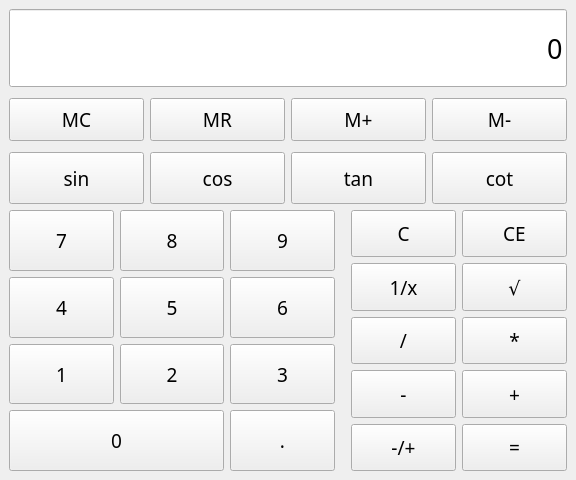
The window that mainwindow.ui (McNeelinet/QtCalculator) describes before a commit, drawn with Qt 5.
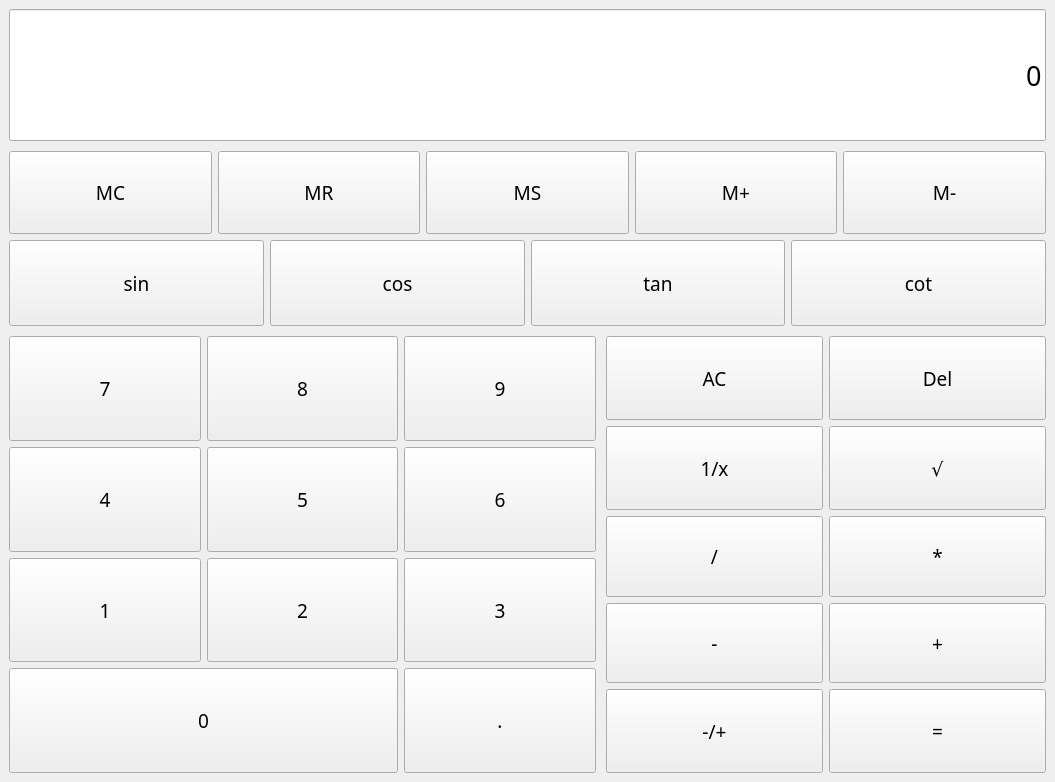
The same window after the commit.

Commit message: изменение размеров. починить унарные

```diff
--- a/mainwindow.ui
+++ b/mainwindow.ui
@@ -6,8 +6,8 @@
    <rect>
     <x>0</x>
     <y>0</y>
-    <width>576</width>
-    <height>480</height>
+    <width>1055</width>
+    <height>782</height>
    </rect>
   </property>
   <property name="sizePolicy">
@@ -29,11 +29,86 @@
    </font>
   </property>
   <property name="windowTitle">
-   <string>MainWindow</string>
+   <string>Калькулятор</string>
   </property>
   <widget class="QWidget" name="centralwidget">
-   <layout class="QGridLayout" name="gridLayout" rowstretch="3,2,2,10" columnstretch="3,2">
-    <item row="0" column="0" colspan="2">
+   <layout class="QGridLayout" name="gridLayout_3" rowstretch="0,3,2,2,10" columnstretch="4,3">
+    <item row="2" column="0" colspan="2">
+     <layout class="QGridLayout" name="glo_memory">
+      <property name="topMargin">
+       <number>4</number>
+      </property>
+      <property name="bottomMargin">
+       <number>0</number>
+      </property>
+      <item row="0" column="3">
+       <widget class="QPushButton" name="btn_mem_plus">
+        <property name="sizePolicy">
+         <sizepolicy hsizetype="Minimum" vsizetype="Expanding">
+          <horstretch>0</horstretch>
+          <verstretch>0</verstretch>
+         </sizepolicy>
+        </property>
+        <property name="text">
+         <string>M+</string>
+        </property>
+       </widget>
+      </item>
+      <item row="0" column="0">
+       <widget class="QPushButton" name="btn_mem_clear">
+        <property name="sizePolicy">
+         <sizepolicy hsizetype="Minimum" vsizetype="Expanding">
+          <horstretch>0</horstretch>
+          <verstretch>0</verstretch>
+         </sizepolicy>
+        </property>
+        <property name="text">
+         <string>MC</string>
+        </property>
+       </widget>
+      </item>
+      <item row="0" column="4">
+       <widget class="QPushButton" name="btn_mem_minus">
+        <property name="sizePolicy">
+         <sizepolicy hsizetype="Minimum" vsizetype="Expanding">
+          <horstretch>0</horstretch>
+          <verstretch>0</verstretch>
+         </sizepolicy>
+        </property>
+        <property name="text">
+         <string>M-</string>
+        </property>
+       </widget>
+      </item>
+      <item row="0" column="1">
+       <widget class="QPushButton" name="btn_mem_read">
+        <property name="sizePolicy">
+         <sizepolicy hsizetype="Minimum" vsizetype="Expanding">
+          <horstretch>0</horstretch>
+          <verstretch>0</verstretch>
+         </sizepolicy>
+        </property>
+        <property name="text">
+         <string>MR</string>
+        </property>
+       </widget>
+      </item>
+      <item row="0" column="2">
+       <widget class="QPushButton" name="btn_mem_save">
+        <property name="sizePolicy">
+         <sizepolicy hsizetype="Minimum" vsizetype="Expanding">
+          <horstretch>0</horstretch>
+          <verstretch>0</verstretch>
+         </sizepolicy>
+        </property>
+        <property name="text">
+         <string>MS</string>
+        </property>
+       </widget>
+      </item>
+     </layout>
+    </item>
+    <item row="1" column="0" colspan="2">
      <widget class="QLineEdit" name="le_display">
       <property name="sizePolicy">
        <sizepolicy hsizetype="Expanding" vsizetype="Expanding">
@@ -76,11 +151,30 @@
       </property>
      </widget>
     </item>
-    <item row="3" column="0">
+    <item row="4" column="0">
      <layout class="QGridLayout" name="glo_digits">
+      <property name="topMargin">
+       <number>2</number>
+      </property>
       <property name="rightMargin">
-       <number>5</number>
+       <number>2</number>
       </property>
+      <item row="0" column="0">
+       <widget class="QPushButton" name="btn_7">
+        <property name="sizePolicy">
+         <sizepolicy hsizetype="Minimum" vsizetype="Expanding">
+          <horstretch>0</horstretch>
+          <verstretch>0</verstretch>
+         </sizepolicy>
+        </property>
+        <property name="text">
+         <string>7</string>
+        </property>
+        <property name="shortcut">
+         <string>7</string>
+        </property>
+       </widget>
+      </item>
       <item row="3" column="0" colspan="2">
        <widget class="QPushButton" name="btn_0">
         <property name="sizePolicy">
@@ -92,18 +186,8 @@
         <property name="text">
          <string>0</string>
         </property>
-       </widget>
-      </item>
-      <item row="0" column="0">
-       <widget class="QPushButton" name="btn_7">
-        <property name="sizePolicy">
-         <sizepolicy hsizetype="Minimum" vsizetype="Expanding">
-          <horstretch>0</horstretch>
-          <verstretch>0</verstretch>
-         </sizepolicy>
-        </property>
-        <property name="text">
-         <string>7</string>
+        <property name="shortcut">
+         <string>0</string>
         </property>
        </widget>
       </item>
@@ -118,23 +202,13 @@
         <property name="text">
          <string>8</string>
         </property>
-       </widget>
-      </item>
-      <item row="1" column="0">
-       <widget class="QPushButton" name="btn_4">
-        <property name="sizePolicy">
-         <sizepolicy hsizetype="Minimum" vsizetype="Expanding">
-          <horstretch>0</horstretch>
-          <verstretch>0</verstretch>
-         </sizepolicy>
+        <property name="shortcut">
+         <string>8</string>
         </property>
-        <property name="text">
-         <string>4</string>
-        </property>
        </widget>
       </item>
-      <item row="1" column="2">
-       <widget class="QPushButton" name="btn_6">
+      <item row="2" column="1">
+       <widget class="QPushButton" name="btn_2">
         <property name="sizePolicy">
          <sizepolicy hsizetype="Minimum" vsizetype="Expanding">
           <horstretch>0</horstretch>
@@ -142,20 +216,10 @@
          </sizepolicy>
         </property>
         <property name="text">
-         <string>6</string>
+         <string>2</string>
         </property>
-       </widget>
-      </item>
-      <item row="1" column="1">
-       <widget class="QPushButton" name="btn_5">
-        <property name="sizePolicy">
-         <sizepolicy hsizetype="Minimum" vsizetype="Expanding">
-          <horstretch>0</horstretch>
-          <verstretch>0</verstretch>
-         </sizepolicy>
-        </property>
-        <property name="text">
-         <string>5</string>
+        <property name="shortcut">
+         <string>2</string>
         </property>
        </widget>
       </item>
@@ -170,6 +234,9 @@
         <property name="text">
          <string>.</string>
         </property>
+        <property name="shortcut">
+         <string>.</string>
+        </property>
        </widget>
       </item>
       <item row="2" column="2">
@@ -183,6 +250,9 @@
         <property name="text">
          <string>3</string>
         </property>
+        <property name="shortcut">
+         <string>3</string>
+        </property>
        </widget>
       </item>
       <item row="0" column="2">
@@ -196,10 +266,13 @@
         <property name="text">
          <string>9</string>
         </property>
+        <property name="shortcut">
+         <string>9</string>
+        </property>
        </widget>
       </item>
-      <item row="2" column="1">
-       <widget class="QPushButton" name="btn_2">
+      <item row="1" column="2">
+       <widget class="QPushButton" name="btn_6">
         <property name="sizePolicy">
          <sizepolicy hsizetype="Minimum" vsizetype="Expanding">
           <horstretch>0</horstretch>
@@ -207,7 +280,26 @@
          </sizepolicy>
         </property>
         <property name="text">
-         <string>2</string>
+         <string>6</string>
+        </property>
+        <property name="shortcut">
+         <string>6</string>
+        </property>
+       </widget>
+      </item>
+      <item row="1" column="1">
+       <widget class="QPushButton" name="btn_5">
+        <property name="sizePolicy">
+         <sizepolicy hsizetype="Minimum" vsizetype="Expanding">
+          <horstretch>0</horstretch>
+          <verstretch>0</verstretch>
+         </sizepolicy>
+        </property>
+        <property name="text">
+         <string>5</string>
+        </property>
+        <property name="shortcut">
+         <string>5</string>
         </property>
        </widget>
       </item>
@@ -222,33 +314,13 @@
         <property name="text">
          <string>1</string>
         </property>
-       </widget>
-      </item>
-     </layout>
-    </item>
-    <item row="1" column="0" colspan="2">
-     <layout class="QGridLayout" name="glo_memory">
-      <property name="topMargin">
-       <number>5</number>
-      </property>
-      <property name="bottomMargin">
-       <number>5</number>
-      </property>
-      <item row="0" column="1">
-       <widget class="QPushButton" name="btn_mem_mr">
-        <property name="sizePolicy">
-         <sizepolicy hsizetype="Minimum" vsizetype="Expanding">
-          <horstretch>0</horstretch>
-          <verstretch>0</verstretch>
-         </sizepolicy>
+        <property name="shortcut">
+         <string>1</string>
         </property>
-        <property name="text">
-         <string>MR</string>
-        </property>
        </widget>
       </item>
-      <item row="0" column="2">
-       <widget class="QPushButton" name="btn_mem_plus">
+      <item row="1" column="0">
+       <widget class="QPushButton" name="btn_4">
         <property name="sizePolicy">
          <sizepolicy hsizetype="Minimum" vsizetype="Expanding">
           <horstretch>0</horstretch>
@@ -256,45 +328,25 @@
          </sizepolicy>
         </property>
         <property name="text">
-         <string>M+</string>
+         <string>4</string>
         </property>
-       </widget>
-      </item>
-      <item row="0" column="0">
-       <widget class="QPushButton" name="btn_mem_mc">
-        <property name="sizePolicy">
-         <sizepolicy hsizetype="Minimum" vsizetype="Expanding">
-          <horstretch>0</horstretch>
-          <verstretch>0</verstretch>
-         </sizepolicy>
+        <property name="shortcut">
+         <string>4</string>
         </property>
-        <property name="text">
-         <string>MC</string>
-        </property>
        </widget>
       </item>
-      <item row="0" column="3">
-       <widget class="QPushButton" name="btn_mem_minus">
-        <property name="sizePolicy">
-         <sizepolicy hsizetype="Minimum" vsizetype="Expanding">
-          <horstretch>0</horstretch>
-          <verstretch>0</verstretch>
-         </sizepolicy>
-        </property>
-        <property name="text">
-         <string>M-</string>
-        </property>
-       </widget>
-      </item>
      </layout>
     </item>
-    <item row="3" column="1">
-     <layout class="QGridLayout" name="glo_operations">
+    <item row="4" column="1">
+     <layout class="QGridLayout" name="glo_operations" rowstretch="1,1,2,1">
       <property name="leftMargin">
-       <number>5</number>
+       <number>2</number>
       </property>
-      <item row="2" column="0">
-       <widget class="QPushButton" name="btn_division">
+      <property name="topMargin">
+       <number>2</number>
+      </property>
+      <item row="0" column="0">
+       <widget class="QPushButton" name="btn_clear">
         <property name="sizePolicy">
          <sizepolicy hsizetype="Minimum" vsizetype="Expanding">
           <horstretch>0</horstretch>
@@ -302,20 +354,10 @@
          </sizepolicy>
         </property>
         <property name="text">
-         <string>/</string>
+         <string>AC</string>
         </property>
-       </widget>
-      </item>
-      <item row="4" column="1">
-       <widget class="QPushButton" name="btn_equal">
-        <property name="sizePolicy">
-         <sizepolicy hsizetype="Minimum" vsizetype="Expanding">
-          <horstretch>0</horstretch>
-          <verstretch>0</verstretch>
-         </sizepolicy>
-        </property>
-        <property name="text">
-         <string>=</string>
+        <property name="shortcut">
+         <string>A</string>
         </property>
        </widget>
       </item>
@@ -330,6 +372,9 @@
         <property name="text">
          <string>√</string>
         </property>
+        <property name="shortcut">
+         <string>R</string>
+        </property>
        </widget>
       </item>
       <item row="1" column="0">
@@ -343,10 +388,13 @@
         <property name="text">
          <string>1/x</string>
         </property>
+        <property name="shortcut">
+         <string>I</string>
+        </property>
        </widget>
       </item>
-      <item row="2" column="1">
-       <widget class="QPushButton" name="btn_multiplication">
+      <item row="3" column="1">
+       <widget class="QPushButton" name="btn_result">
         <property name="sizePolicy">
          <sizepolicy hsizetype="Minimum" vsizetype="Expanding">
           <horstretch>0</horstretch>
@@ -354,50 +402,98 @@
          </sizepolicy>
         </property>
         <property name="text">
-         <string>*</string>
+         <string>=</string>
+        </property>
+        <property name="shortcut">
+         <string>=</string>
+        </property>
+       </widget>
+      </item>
+      <item row="2" column="0" colspan="2">
+       <layout class="QGridLayout" name="glo_binary">
+        <item row="0" column="0">
+         <widget class="QPushButton" name="btn_divide">
+          <property name="sizePolicy">
+           <sizepolicy hsizetype="Minimum" vsizetype="Expanding">
+            <horstretch>0</horstretch>
+            <verstretch>0</verstretch>
+           </sizepolicy>
+          </property>
+          <property name="text">
+           <string>/</string>
+          </property>
+          <property name="shortcut">
+           <string>/</string>
+          </property>
+         </widget>
+        </item>
+        <item row="0" column="1">
+         <widget class="QPushButton" name="btn_multiply">
+          <property name="sizePolicy">
+           <sizepolicy hsizetype="Minimum" vsizetype="Expanding">
+            <horstretch>0</horstretch>
+            <verstretch>0</verstretch>
+           </sizepolicy>
+          </property>
+          <property name="text">
+           <string>*</string>
+          </property>
+          <property name="shortcut">
+           <string>*</string>
+          </property>
+         </widget>
+        </item>
+        <item row="1" column="1">
+         <widget class="QPushButton" name="btn_plus">
+          <property name="sizePolicy">
+           <sizepolicy hsizetype="Minimum" vsizetype="Expanding">
+            <horstretch>0</horstretch>
+            <verstretch>0</verstretch>
+           </sizepolicy>
+          </property>
+          <property name="text">
+           <string>+</string>
+          </property>
+          <property name="shortcut">
+           <string>+</string>
+          </property>
+         </widget>
+        </item>
+        <item row="1" column="0">
+         <widget class="QPushButton" name="btn_minus">
+          <property name="sizePolicy">
+           <sizepolicy hsizetype="Minimum" vsizetype="Expanding">
+            <horstretch>0</horstretch>
+            <verstretch>0</verstretch>
+           </sizepolicy>
+          </property>
+          <property name="text">
+           <string>-</string>
+          </property>
+          <property name="shortcut">
+           <string>-</string>
+          </property>
+         </widget>
+        </item>
+       </layout>
+      </item>
+      <item row="0" column="1">
+       <widget class="QPushButton" name="btn_del">
+        <property name="sizePolicy">
+         <sizepolicy hsizetype="Minimum" vsizetype="Expanding">
+          <horstretch>0</horstretch>
+          <verstretch>0</verstretch>
+         </sizepolicy>
+        </property>
+        <property name="text">
+         <string>Del</string>
+        </property>
+        <property name="shortcut">
+         <string>Backspace</string>
         </property>
        </widget>
       </item>
       <item row="3" column="0">
-       <widget class="QPushButton" name="btn_minus">
-        <property name="sizePolicy">
-         <sizepolicy hsizetype="Minimum" vsizetype="Expanding">
-          <horstretch>0</horstretch>
-          <verstretch>0</verstretch>
-         </sizepolicy>
-        </property>
-        <property name="text">
-         <string>-</string>
-        </property>
-       </widget>
-      </item>
-      <item row="0" column="1">
-       <widget class="QPushButton" name="btn_clear_entry">
-        <property name="sizePolicy">
-         <sizepolicy hsizetype="Minimum" vsizetype="Expanding">
-          <horstretch>0</horstretch>
-          <verstretch>0</verstretch>
-         </sizepolicy>
-        </property>
-        <property name="text">
-         <string>CE</string>
-        </property>
-       </widget>
-      </item>
-      <item row="0" column="0">
-       <widget class="QPushButton" name="btn_clear">
-        <property name="sizePolicy">
-         <sizepolicy hsizetype="Minimum" vsizetype="Expanding">
-          <horstretch>0</horstretch>
-          <verstretch>0</verstretch>
-         </sizepolicy>
-        </property>
-        <property name="text">
-         <string>C</string>
-        </property>
-       </widget>
-      </item>
-      <item row="4" column="0">
        <widget class="QPushButton" name="btn_sign">
         <property name="sizePolicy">
          <sizepolicy hsizetype="Minimum" vsizetype="Expanding">
@@ -408,25 +504,40 @@
         <property name="text">
          <string>-/+</string>
         </property>
-       </widget>
-      </item>
-      <item row="3" column="1">
-       <widget class="QPushButton" name="btn_plus">
-        <property name="sizePolicy">
-         <sizepolicy hsizetype="Minimum" vsizetype="Expanding">
-          <horstretch>0</horstretch>
-          <verstretch>0</verstretch>
-         </sizepolicy>
-        </property>
-        <property name="text">
-         <string>+</string>
+        <property name="shortcut">
+         <string>\</string>
         </property>
        </widget>
       </item>
      </layout>
     </item>
-    <item row="2" column="0" colspan="2">
+    <item row="3" column="0" colspan="2">
      <layout class="QGridLayout" name="glo_trigonometry">
+      <property name="topMargin">
+       <number>0</number>
+      </property>
+      <property name="bottomMargin">
+       <number>2</number>
+      </property>
+      <property name="horizontalSpacing">
+       <number>6</number>
+      </property>
+      <item row="0" column="1">
+       <widget class="QPushButton" name="btn_cos">
+        <property name="sizePolicy">
+         <sizepolicy hsizetype="Minimum" vsizetype="Expanding">
+          <horstretch>0</horstretch>
+          <verstretch>0</verstretch>
+         </sizepolicy>
+        </property>
+        <property name="text">
+         <string>cos</string>
+        </property>
+        <property name="shortcut">
+         <string>C</string>
+        </property>
+       </widget>
+      </item>
       <item row="0" column="0">
        <widget class="QPushButton" name="btn_sin">
         <property name="sizePolicy">
@@ -438,6 +549,9 @@
         <property name="text">
          <string>sin</string>
         </property>
+        <property name="shortcut">
+         <string>S</string>
+        </property>
        </widget>
       </item>
       <item row="0" column="2">
@@ -451,18 +565,8 @@
         <property name="text">
          <string>tan</string>
         </property>
-       </widget>
-      </item>
-      <item row="0" column="1">
-       <widget class="QPushButton" name="btn_cos">
-        <property name="sizePolicy">
-         <sizepolicy hsizetype="Minimum" vsizetype="Expanding">
-          <horstretch>0</horstretch>
-          <verstretch>0</verstretch>
-         </sizepolicy>
-        </property>
-        <property name="text">
-         <string>cos</string>
+        <property name="shortcut">
+         <string>T</string>
         </property>
        </widget>
       </item>
@@ -477,6 +581,9 @@
         <property name="text">
          <string>cot</string>
         </property>
+        <property name="shortcut">
+         <string>Shift+T</string>
+        </property>
        </widget>
       </item>
      </layout>
```
The commit also changes 2 other files.
